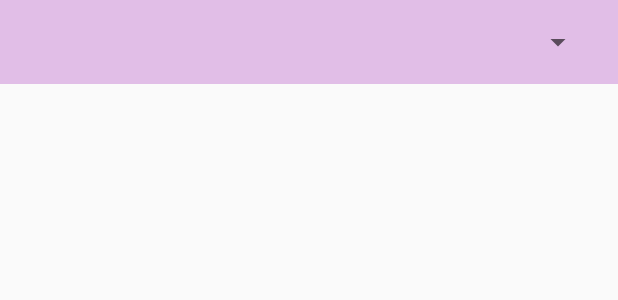
After one commit to rohan-kadkol/EarthquakeTracker, an Android app: the layout bottom_sheet.xml on its own in the app's theme, with its tools: preview values and no code run, on a phone screen of 412 x 824 dp. The commit adds this screen. Shown: the top 300 px of the screen. Run offline under Robolectric (Android 15) with nearby library versions, the phone set to English and light mode, and no system bars.

Commit message:
Modal Bottom Sheet (incomplete)

```diff
--- a/app/src/main/res/layout/activity_main.xml
+++ b/app/src/main/res/layout/activity_main.xml
@@ -40,6 +40,7 @@
         app:behavior_peekHeight="55dp"
         app:layout_insetEdge="bottom"
         android:background="@color/primary_light"
+        android:orientation="vertical"
         app:layout_behavior="@string/bottom_sheet_behavior">
 
         <Spinner
--- /dev/null
+++ b/app/src/main/res/layout/bottom_sheet.xml
@@ -0,0 +1,18 @@
+<?xml version="1.0" encoding="utf-8"?>
+<LinearLayout xmlns:android="http://schemas.android.com/apk/res/android"
+    xmlns:app="http://schemas.android.com/apk/res-auto"
+    android:layout_width="match_parent"
+    android:layout_height="wrap_content"
+    android:background="@color/primary_light"
+    android:orientation="vertical"
+    android:paddingBottom="@dimen/main_margin">
+
+    <Spinner
+        android:id="@+id/spinner"
+        android:layout_width="match_parent"
+        android:layout_height="wrap_content"
+        android:layout_marginStart="@dimen/start_margin"
+        android:layout_marginTop="@dimen/main_margin"
+        android:layout_marginEnd="@dimen/start_margin" />
+
+</LinearLayout>
```
Also changed, not shown: app/src/main/java/com/rohan/earthquaketracker/bottom_sheet/BottomSheet.java (added, +43 -0 lines).
